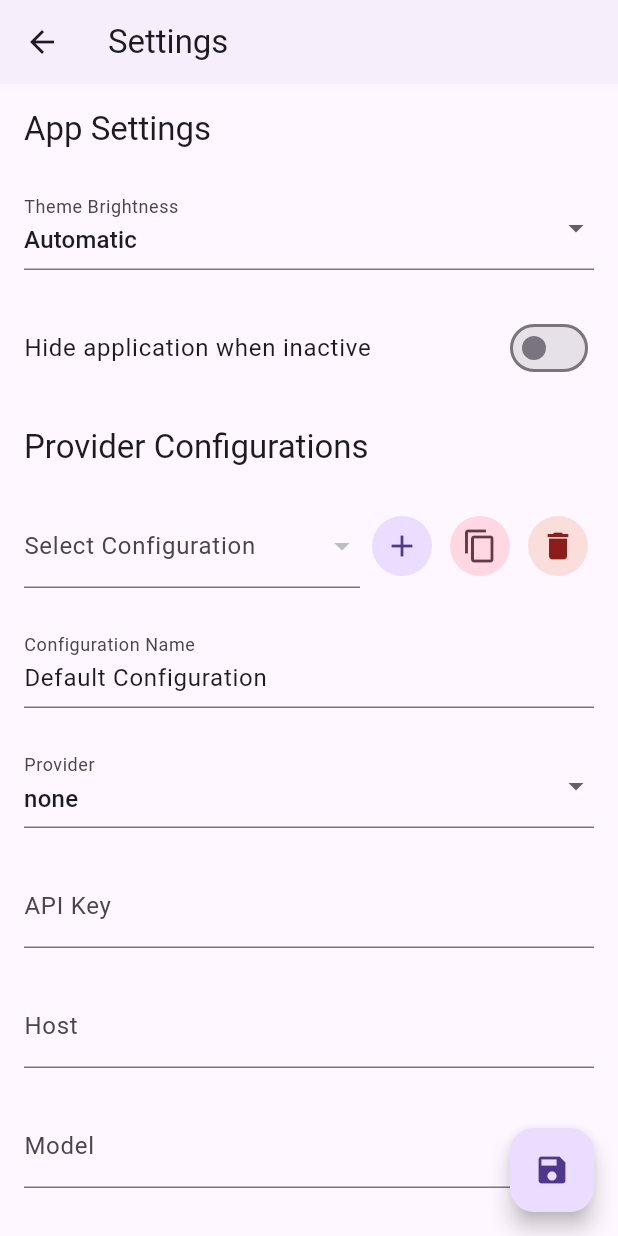
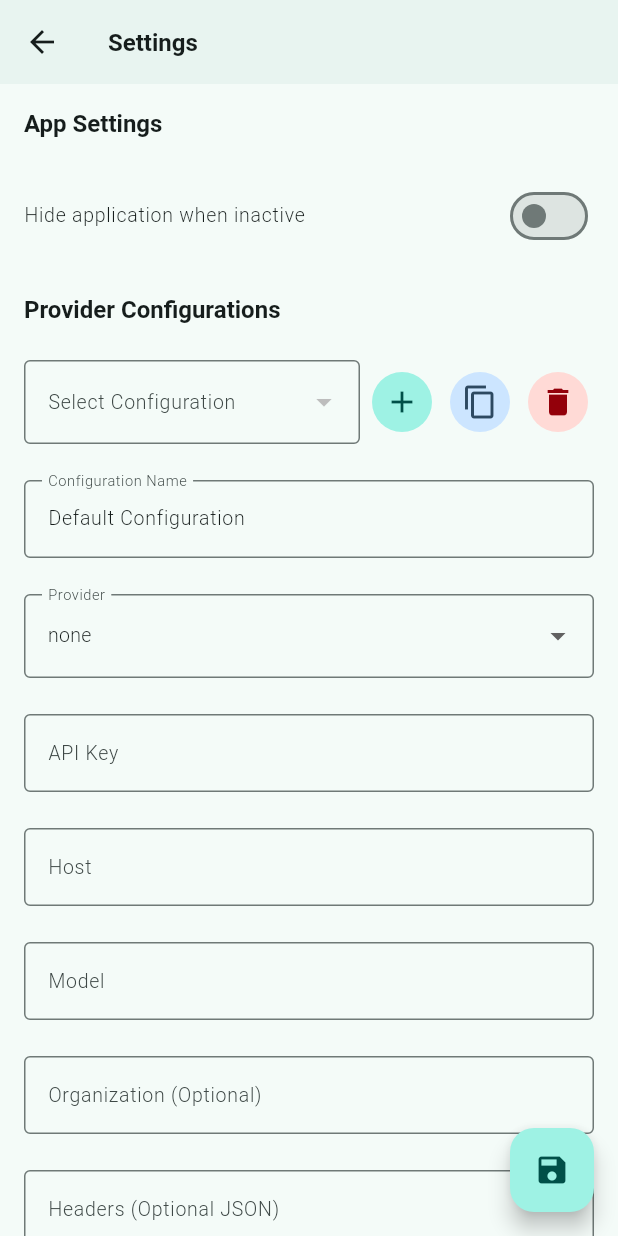
Before and after one commit to DominikStarke/ogre, a Flutter app: the Settings screen opened directly, on a phone screen of 412 x 824 dp. Run offline on Flutter 3.47's test engine with Material 3 defaults, Android fonts, the phone set to English and light mode, and no system bars; our stand-ins replace flutter_markdown, flutter_secure_storage; missing offline and left inert: flutter_ai_providers, flutter_ai_toolkit, hotkey_manager, keypress_simulator, tray_manager, window_manager; accounts and stored records are empty; statements that could not run were skipped.

Commit message:
Move theme; "dead" code

```diff
--- a/lib/main.dart
+++ b/lib/main.dart
@@ -4,7 +4,7 @@
 
 import 'package:ogre/screens/chat.dart';
 import 'package:ogre/screens/settings.dart';
-import 'package:ogre/widgets/theme.dart';
+import 'package:ogre/theme/theme.dart';
 
 void main() async {
   runApp(const OgreApp());
--- a/lib/screens/settings.dart
+++ b/lib/screens/settings.dart
@@ -135,22 +135,22 @@
               children: [
                 Text("App Settings", style: theme.textTheme.titleLarge),
 
-                DropdownButtonFormField<String>(
-                  value: _appConfig.themeBrightness,
-                  items: const [
-                    DropdownMenuItem(value: "dark", child: Text("Dark")),
-                    DropdownMenuItem(value: "light", child: Text("Light")),
-                    DropdownMenuItem(value: "automatic", child: Text("Automatic")),
-                  ],
-                  onChanged: (value) {
-                    setState(() {
-                      _appConfig.themeBrightness = value ?? "automatic";
-                    });
-                  },
-                  decoration: const InputDecoration(
-                    labelText: 'Theme Brightness',
-                  ),
-                ),
+                // DropdownButtonFormField<String>(
+                //   value: _appConfig.themeBrightness,
+                //   items: const [
+                //     DropdownMenuItem(value: "dark", child: Text("Dark")),
+                //     DropdownMenuItem(value: "light", child: Text("Light")),
+                //     DropdownMenuItem(value: "automatic", child: Text("Automatic")),
+                //   ],
+                //   onChanged: (value) {
+                //     setState(() {
+                //       _appConfig.themeBrightness = value ?? "automatic";
+                //     });
+                //   },
+                //   decoration: const InputDecoration(
+                //     labelText: 'Theme Brightness',
+                //   ),
+                // ),
 
                 SwitchListTile(
                   contentPadding: EdgeInsets.zero,
```
